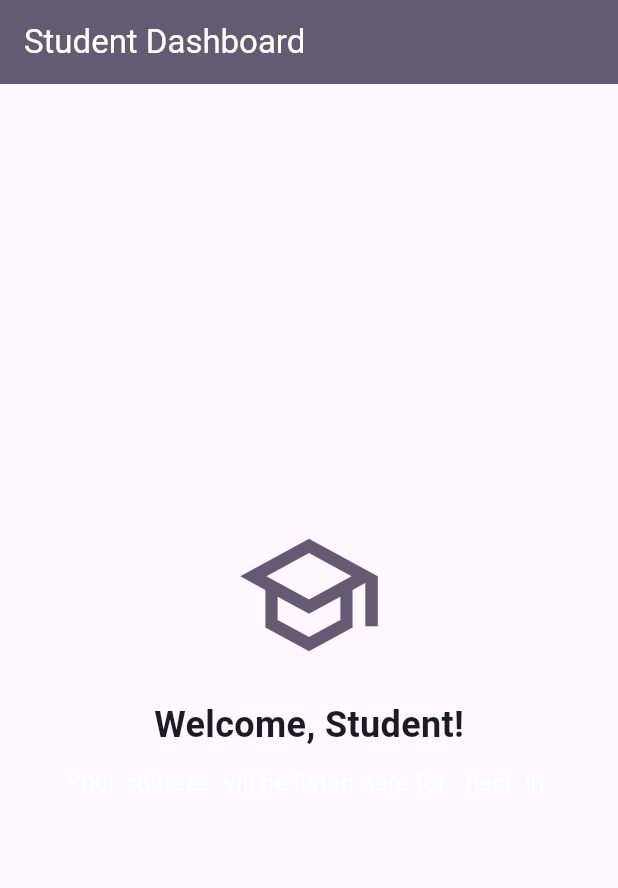
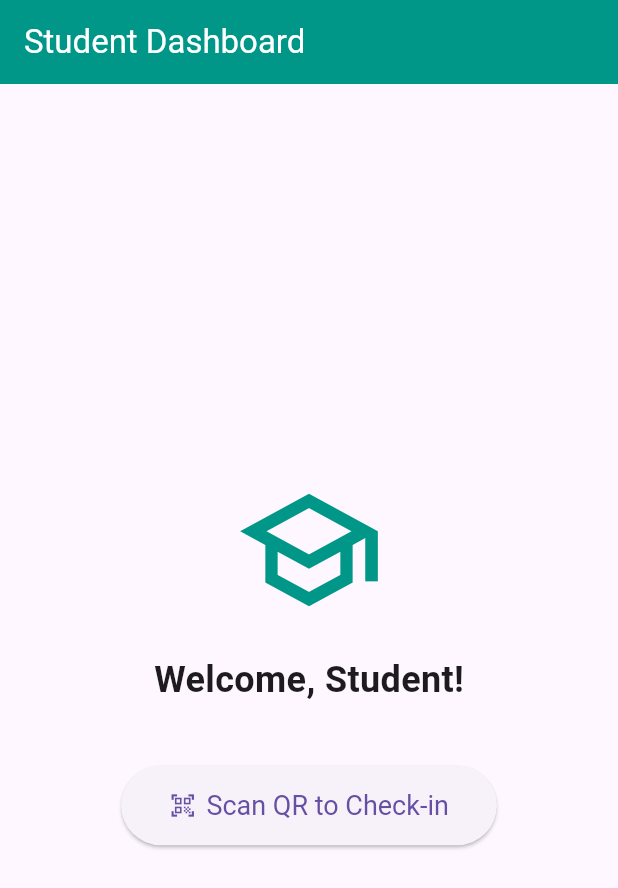
Before and after one commit to 681102106-ux/auto_checkin, a Flutter app: the StudentScreen screen opened directly, on a phone screen of 412 x 824 dp. Shown: the top 888 px of the screen. Run offline on Flutter 3.47's test engine with Material 3 defaults, Android fonts, the phone set to English and light mode, and no system bars; our stand-ins replace qr_flutter; missing offline and left inert: mobile_scanner.

Commit message:
student qr

```diff
--- a/lib/screens/student_screen.dart
+++ b/lib/screens/student_screen.dart
@@ -1,41 +1,118 @@
 import 'package:flutter/material.dart';
+import 'qr_scanner_screen.dart'; // <<<--- Import หน้าสแกนเข้ามา
 
-class StudentScreen extends StatelessWidget {
+class StudentScreen extends StatefulWidget {
   const StudentScreen({super.key});
+
+  @override
+  State<StudentScreen> createState() => _StudentScreenState();
+}
+
+class _StudentScreenState extends State<StudentScreen> {
+  // --- [โค้ดใหม่] ฟังก์ชันสำหรับแสดง Pop-up ยืนยันการเช็คชื่อ ---
+  void _showCheckInDialog(String classCode) {
+    final studentIdController = TextEditingController();
+    final studentNameController = TextEditingController();
+
+    showDialog(
+      context: context,
+      builder: (context) => AlertDialog(
+        title: const Text('Confirm Check-in'),
+        content: Column(
+          mainAxisSize: MainAxisSize.min,
+          children: [
+            Text('You are checking into class: $classCode'),
+            const SizedBox(height: 16),
+            TextField(
+              controller: studentIdController,
+              decoration: const InputDecoration(labelText: 'Your Student ID'),
+            ),
+            TextField(
+              controller: studentNameController,
+              decoration: const InputDecoration(labelText: 'Your Name'),
+            ),
+          ],
+        ),
+        actions: [
+          TextButton(
+            onPressed: () => Navigator.of(context).pop(),
+            child: const Text('Cancel'),
+          ),
+          TextButton(
+            onPressed: () {
+              // TODO: Implement actual check-in logic
+              final studentId = studentIdController.text;
+              final studentName = studentNameController.text;
+              print(
+                'Checked in! Class: $classCode, ID: $studentId, Name: $studentName',
+              );
+
+              Navigator.of(context).pop(); // ปิด Pop-up
+
+              ScaffoldMessenger.of(context).showSnackBar(
+                const SnackBar(content: Text('Check-in successful!')),
+              );
+            },
+            child: const Text('Confirm'),
+          ),
+        ],
+      ),
+    );
+  }
+  // --- [จบโค้ดใหม่] ---
 
   @override
   Widget build(BuildContext context) {
     return Scaffold(
       appBar: AppBar(
         title: const Text('Student Dashboard'),
-        backgroundColor: Theme.of(
-          context,
-        ).colorScheme.secondary, // ลองใช้สีใหม่สำหรับนักเรียน
+        backgroundColor: Colors.teal,
         foregroundColor: Colors.white,
       ),
       body: Center(
+        child: Padding(
+          padding: const EdgeInsets.all(24.0),
           child: Column(
             mainAxisAlignment: MainAxisAlignment.center,
             children: [
-            Icon(
-              Icons.school_outlined,
-              size: 100,
-              color: Theme.of(context).colorScheme.secondary,
+              // ... (ส่วนของ Icon และ Text ต้อนรับเหมือนเดิม) ...
+              const Icon(Icons.school_outlined, size: 100, color: Colors.teal),
+              const SizedBox(height: 20),
+              const Text(
+                'Welcome, Student!',
+                style: TextStyle(fontSize: 24, fontWeight: FontWeight.bold),
               ),
-            SizedBox(height: 20),
-            Text(
-              'Welcome, Student!',
-              style: const TextStyle(fontSize: 24, fontWeight: FontWeight.bold),
+              const SizedBox(height: 40),
+
+              // --- [โค้ดใหม่] ปุ่มสำหรับเริ่มสแกน ---
+              ElevatedButton.icon(
+                icon: const Icon(Icons.qr_code_scanner),
+                label: const Text('Scan QR to Check-in'),
+                style: ElevatedButton.styleFrom(
+                  padding: const EdgeInsets.symmetric(
+                    horizontal: 32,
+                    vertical: 16,
                   ),
-            SizedBox(height: 10),
-            Text(
-              'Your courses will be listed here for check-in.',
-              style: TextStyle(
-                fontSize: 16,
-                color: Theme.of(context).colorScheme.onSecondary,
+                  textStyle: const TextStyle(fontSize: 18),
                 ),
+                onPressed: () async {
+                  // เปิดหน้าสแกน และ "รอ" ผลลัพธ์ (รหัสที่สแกนได้) กลับมา
+                  final scannedCode = await Navigator.of(context).push<String>(
+                    MaterialPageRoute(
+                      builder: (context) => const QrScannerScreen(),
                     ),
+                  );
+
+                  // ถ้ารหัสที่สแกนได้ไม่ใช่ค่าว่าง
+                  if (scannedCode != null && scannedCode.isNotEmpty) {
+                    // ให้แสดง Pop-up ยืนยัน
+                    _showCheckInDialog(scannedCode);
+                  }
+                },
+              ),
+              // --- [จบโค้ดใหม่] ---
             ],
+          ),
         ),
       ),
     );
--- a/pubspec.yaml
+++ b/pubspec.yaml
@@ -36,6 +36,7 @@ dependencies:
   cupertino_icons: ^1.0.8
   uuid: ^4.5.1
   qr_flutter: ^4.1.0
+  mobile_scanner: ^7.0.1
 
 dev_dependencies:
   flutter_test:
```
Also changed, not shown: lib/screens/qr_scanner_screen.dart (added, +26 -0 lines), pubspec.lock, 3 other files. Lines whose indentation alone changed are shown as unchanged.
